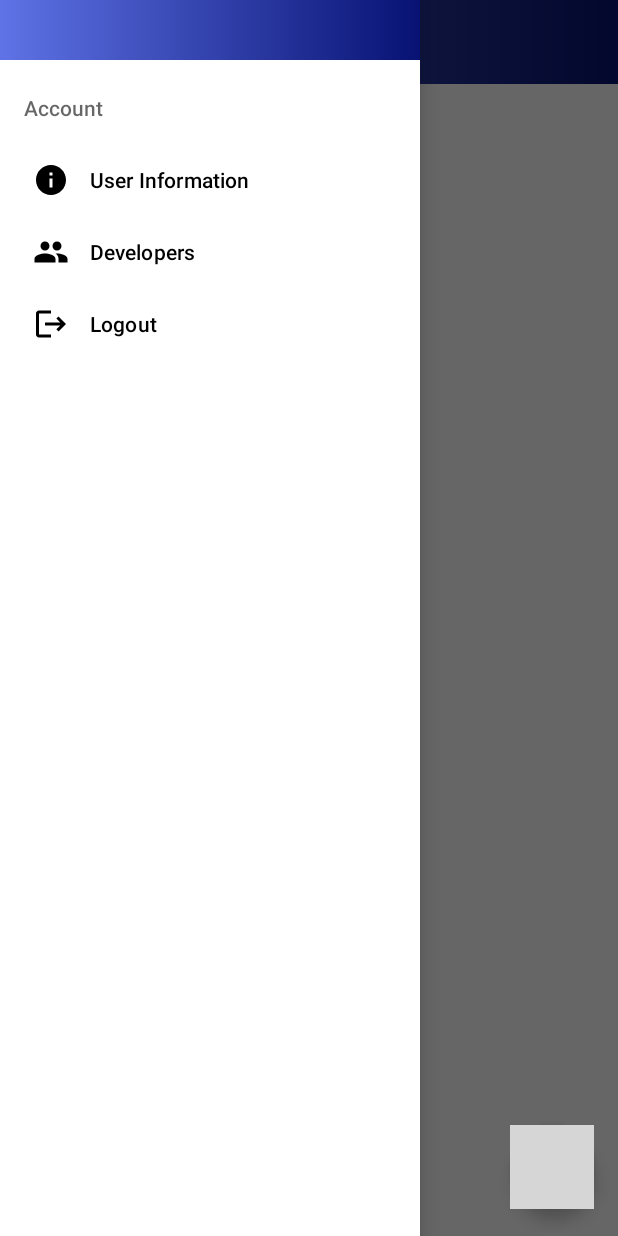
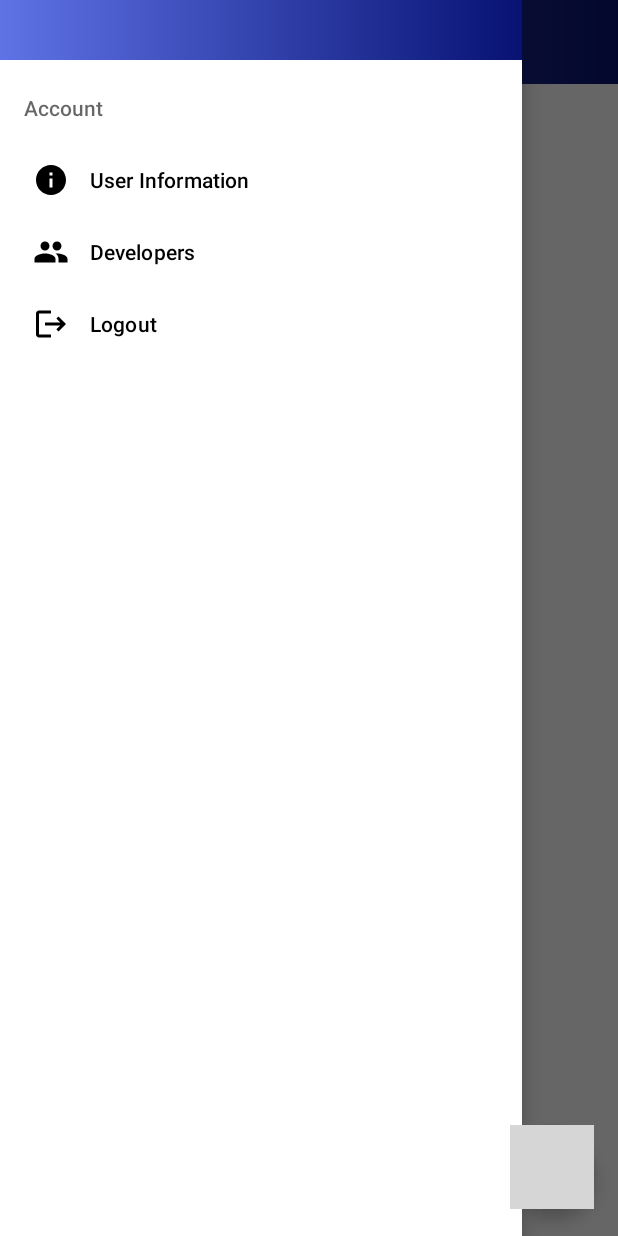
Before and after one commit to MOHAMEDMEDOHEMEDA/flash-list-app-, an Android app: the screen it shows after launch once a user with an empty profile is signed in (MainActivity), with the side drawer open, on a phone screen of 412 x 824 dp. Run offline under Robolectric (Android 15) with nearby library versions, the phone set to English and light mode, and no system bars; our stand-ins replace Firebase (no records; nobody signed in at launch, a user with empty details on screens opened directly); grey boxes are pictures that could not be loaded.

Commit message:
adding chekBox

```diff
--- a/app/src/main/java/com/example/myapplication/MainActivity.java
+++ b/app/src/main/java/com/example/myapplication/MainActivity.java
@@ -13,6 +13,7 @@ import android.view.MenuItem;
 import android.view.View;
 import android.view.ViewGroup;
 import android.widget.Button;
+import android.widget.CheckBox;
 import android.widget.EditText;
 import android.widget.TextView;
 import android.widget.Toast;
@@ -56,6 +57,7 @@ public class MainActivity extends AppCompatActivity implements NavigationView.On
     DrawerLayout drawerLayout;
     NavigationView navigationView;
     Toolbar toolbar;
+    CheckBox checkBox;
 
     @Override
     protected void onCreate(Bundle savedInstanceState) {
@@ -89,7 +91,6 @@ public class MainActivity extends AppCompatActivity implements NavigationView.On
         mUser = mAuth.getCurrentUser();
         onlineUserID = mUser.getUid();
         reference = FirebaseDatabase.getInstance().getReference().child("tasks").child(onlineUserID);
-
         floatingActionButton = findViewById(R.id.fab);
         floatingActionButton.setOnClickListener(new View.OnClickListener() {
             @Override
--- a/app/src/main/res/layout/activity_main.xml
+++ b/app/src/main/res/layout/activity_main.xml
@@ -8,13 +8,14 @@
     android:fitsSystemWindows="true"
     tools:context=".MainActivity"
     tools:openDrawer="start">
+
     <com.google.android.material.navigation.NavigationView
-        android:layout_width="wrap_content"
+        android:id="@+id/ViewId"
+        android:layout_width="match_parent"
         android:layout_height="match_parent"
-        android:id="@+id/ViewId"
+        android:layout_gravity="start"
         app:headerLayout="@layout/header"
-        app:menu="@menu/main_menu"
-        android:layout_gravity="start">
+        app:menu="@menu/main_menu">
 
     </com.google.android.material.navigation.NavigationView>
 
@@ -24,7 +25,7 @@
 
         <LinearLayout
             android:layout_width="match_parent"
-            android:layout_height="wrap_content"
+            android:layout_height="match_parent"
             android:orientation="vertical">
 
             <androidx.appcompat.widget.Toolbar
@@ -53,8 +54,11 @@
                 android:layout_gravity="bottom|end"
                 android:layout_margin="16dp"
                 android:contentDescription="@string/todo"
+
+                android:showAsAction="ifRoom"
                 android:src="@drawable/ic_add_black_24dp"
-                app:backgroundTint="#FFF" />
+                app:backgroundTint="#fff" />
+
         </LinearLayout>
     </ScrollView>
 
--- a/app/src/main/res/layout/retrieved_layout.xml
+++ b/app/src/main/res/layout/retrieved_layout.xml
@@ -63,6 +63,12 @@
                 android:textColor="#000"
                 android:textSize="15sp" />
 
+            <CheckBox
+                android:id="@+id/checkBox"
+                android:layout_width="match_parent"
+                android:layout_height="wrap_content"
+                android:text="done" />
+
         </LinearLayout>
 
     </LinearLayout>
```
